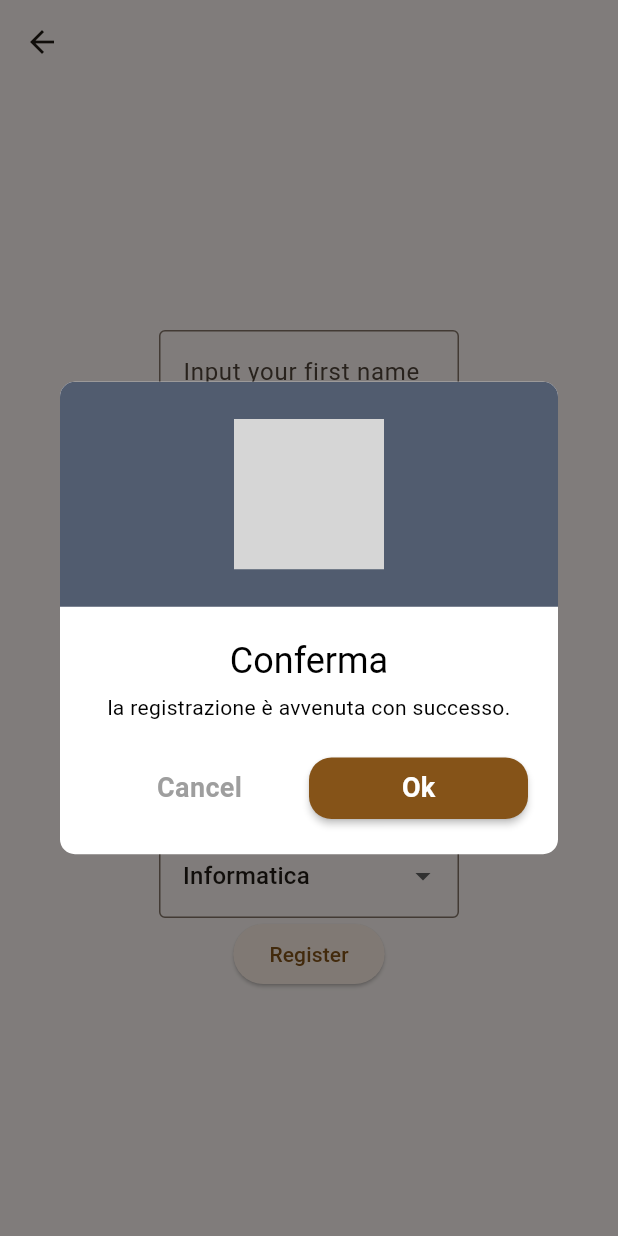
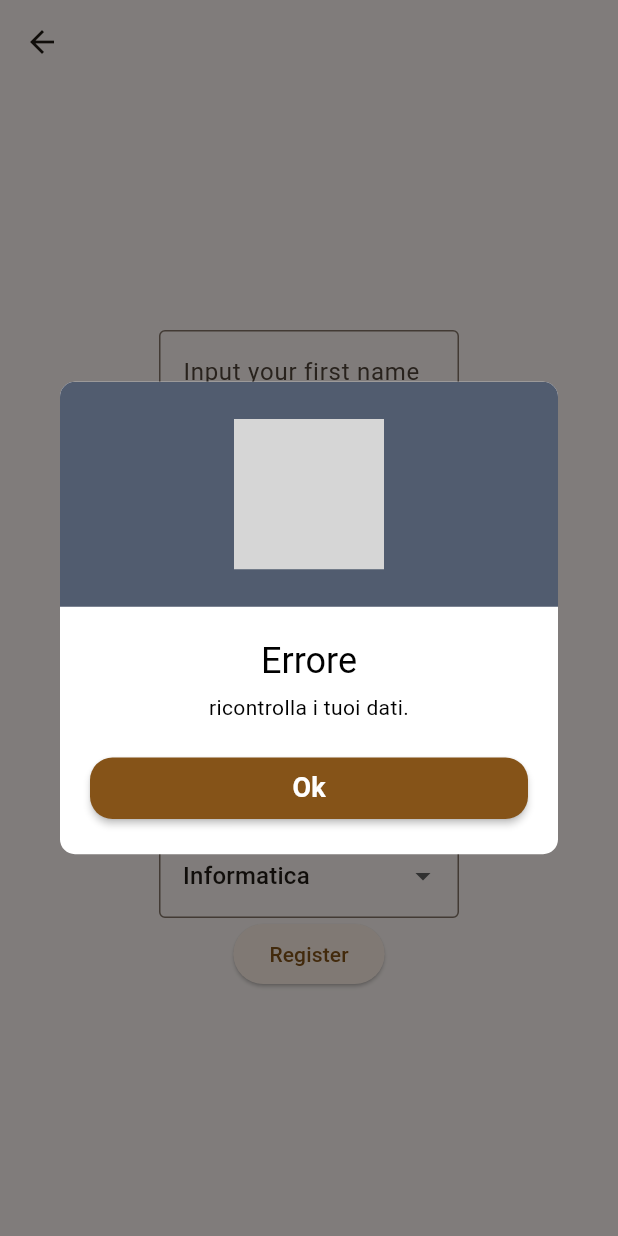
Before and after one commit to mxttex/PascalMentor, a Flutter app: the FormRegistrazioneStudente screen opened by its route, after a tap on "Register", on a phone screen of 412 x 824 dp. Run offline on Flutter 3.47's test engine with Material 3 defaults, Android fonts, the phone set to English and light mode, and no system bars; our stand-ins replace cool_alert; grey boxes are pictures that could not be loaded.

Commit message:
sistemazione metodo registrazione form studente

```diff
--- a/FrontMobile/lib/main.dart
+++ b/FrontMobile/lib/main.dart
@@ -189,12 +189,12 @@ class _FormRegistrazioneStudenteState extends State<FormRegistrazioneStudente> {
     pswText.text != confirmPasswordText.text ||
     dataDiNascitaText.text == '')
     {
-      CoolAlert.show(context: context, type: CoolAlertType.confirm, title: "Conferma", text: "la registrazione è avvenuta con successo.");
+      CoolAlert.show(context: context, type: CoolAlertType.error, title: "Errore", text: "ricontrolla i tuoi dati."/* '${firstNameText.text}, ${lastNameText.text}, ${emailText.text}, ${pswText.text}, ${confirmPasswordText.text}, ${dataDiNascitaText.text}' */);
     }
     else
     {
-      CoolAlert.show(context: context, type: CoolAlertType.error, title: "Errore", text: '${firstNameText.text}, ${lastNameText.text}, ${emailText.text}, ${pswText.text}, ${confirmPasswordText.text}, ${dataDiNascitaText.text}');
-    } //TODO fixa la data che non aggiorna il text
+      CoolAlert.show(context: context, type: CoolAlertType.confirm, title: "Conferma", text: "la registrazione è avvenuta con successo.");
+    }
   }
 
   @override
```
